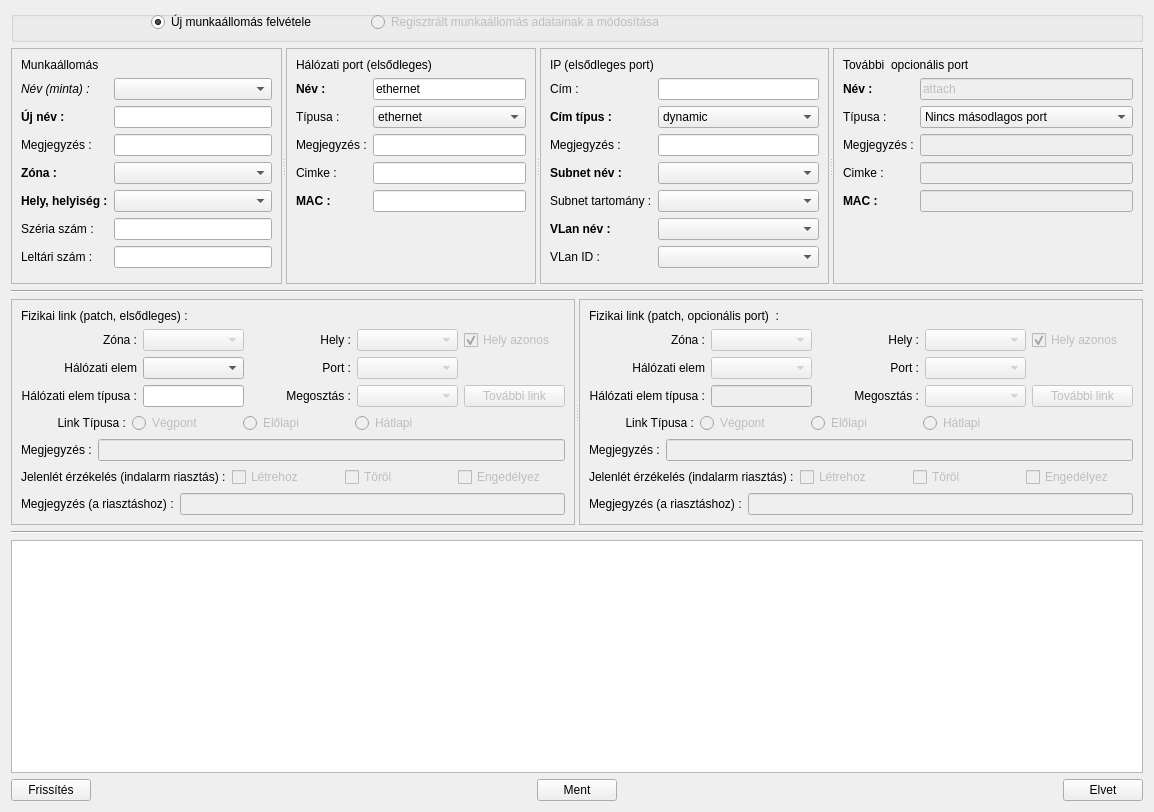
First picture: the form in lv2g/wstform.ui, repository csikfer/lanview2, before the edit.
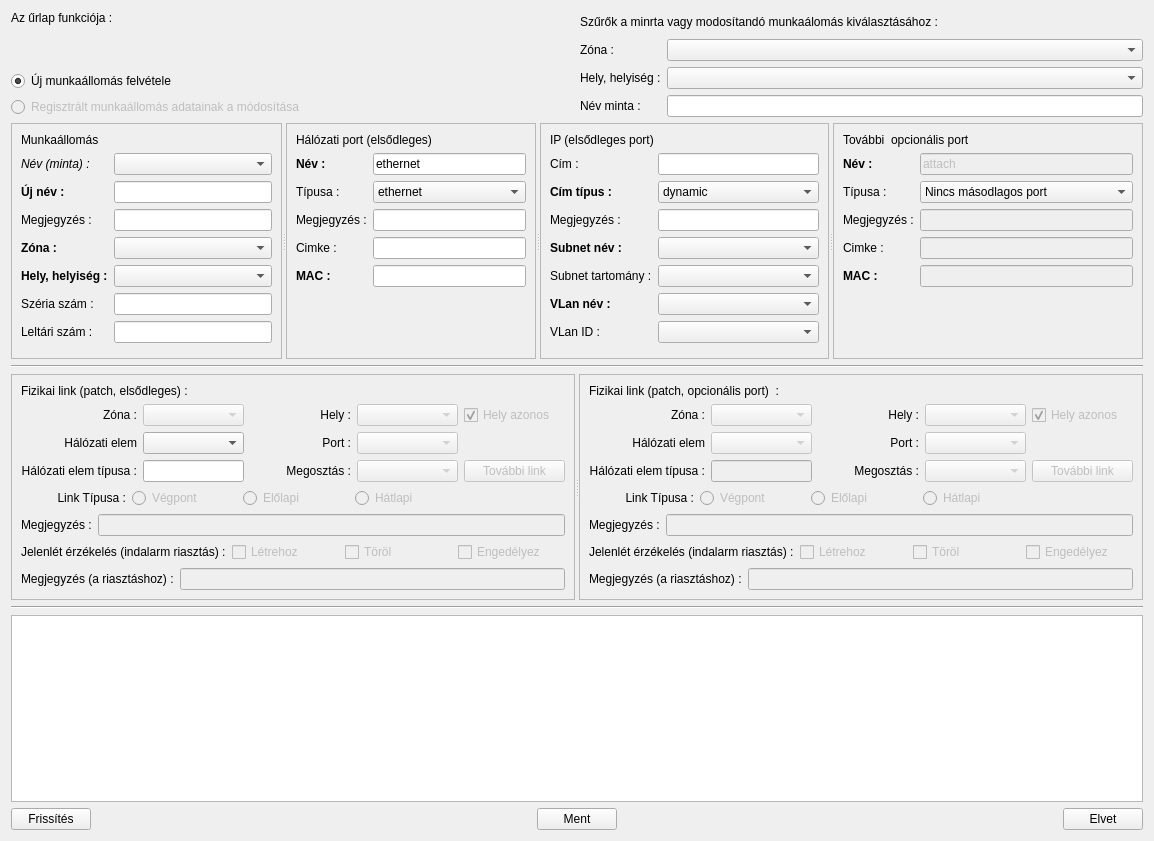
Second picture: the form after the edit.

Commit message: Hibajavítások... Adatbázis verzió ellenörzése. Munkaállomás űrlap, folytatás...

Diff of the .ui file:
```diff
--- a/lv2g/wstform.ui
+++ b/lv2g/wstform.ui
@@ -7,27 +7,39 @@
     <x>0</x>
     <y>0</y>
     <width>1154</width>
-    <height>812</height>
+    <height>841</height>
    </rect>
   </property>
   <property name="windowTitle">
    <string>Form</string>
   </property>
-  <layout class="QVBoxLayout" name="verticalLayout_3">
+  <layout class="QVBoxLayout" name="verticalLayout_5" stretch="0,0,0,0,0,1,0">
    <item>
-    <widget class="QGroupBox" name="groupBoxNewOrMod">
-     <property name="title">
-      <string/>
-     </property>
+    <layout class="QHBoxLayout" name="horizontalLayout" stretch="1,1">
+     <item>
+      <layout class="QVBoxLayout" name="verticalLayout_4">
+       <item>
+        <widget class="QLabel" name="labelNewMod">
+         <property name="text">
+          <string>Az űrlap funkciója :</string>
+         </property>
+        </widget>
+       </item>
+       <item>
+        <spacer name="verticalSpacer_5">
+         <property name="orientation">
+          <enum>Qt::Vertical</enum>
+         </property>
+         <property name="sizeHint" stdset="0">
+          <size>
+           <width>20</width>
+           <height>40</height>
+          </size>
+         </property>
+        </spacer>
+       </item>
+       <item>
      <widget class="QRadioButton" name="radioButtonNew">
-      <property name="geometry">
-       <rect>
-        <x>140</x>
-        <y>0</y>
-        <width>211</width>
-        <height>22</height>
-       </rect>
-      </property>
       <property name="text">
        <string>Új munkaállomás felvétele</string>
       </property>
@@ -35,23 +47,73 @@
        <bool>true</bool>
       </property>
      </widget>
+       </item>
+       <item>
      <widget class="QRadioButton" name="radioButtonMod">
       <property name="enabled">
        <bool>false</bool>
       </property>
-      <property name="geometry">
-       <rect>
-        <x>360</x>
-        <y>0</y>
-        <width>411</width>
-        <height>22</height>
-       </rect>
-      </property>
       <property name="text">
        <string>Regisztrált munkaállomás adatainak a módosítása</string>
       </property>
      </widget>
-    </widget>
+       </item>
+      </layout>
+     </item>
+     <item>
+      <layout class="QVBoxLayout" name="verticalLayoutFilter">
+       <item>
+        <widget class="QLabel" name="label_4">
+         <property name="text">
+          <string>Szűrők a minrta vagy modosítandó munkaálomás kiválasztásához :</string>
+         </property>
+        </widget>
+       </item>
+       <item>
+        <layout class="QFormLayout" name="formLayoutFilter">
+         <item row="0" column="0">
+          <widget class="QLabel" name="labelFilterZone">
+           <property name="text">
+            <string>Zóna :</string>
+           </property>
+          </widget>
+         </item>
+         <item row="0" column="1">
+          <widget class="QComboBox" name="comboBoxFilterZone">
+           <property name="enabled">
+            <bool>true</bool>
+           </property>
+          </widget>
+         </item>
+         <item row="1" column="0">
+          <widget class="QLabel" name="labelFilterPlace">
+           <property name="text">
+            <string>Hely, helyiség :</string>
+           </property>
+          </widget>
+         </item>
+         <item row="1" column="1">
+          <widget class="QComboBox" name="comboBoxFilterPlace">
+           <property name="enabled">
+            <bool>true</bool>
+           </property>
+          </widget>
+         </item>
+         <item row="2" column="0">
+          <widget class="QLabel" name="labelFilterPattern">
+           <property name="text">
+            <string>Név minta :</string>
+           </property>
+          </widget>
+         </item>
+         <item row="2" column="1">
+          <widget class="QLineEdit" name="lineEditFilterPattern"/>
+         </item>
+        </layout>
+       </item>
+      </layout>
+     </item>
+    </layout>
    </item>
    <item>
     <widget class="QSplitter" name="splitterWorkstation">
@@ -1316,6 +1378,23 @@
     </layout>
    </item>
   </layout>
+  <zorder>splitterWorkstation</zorder>
+  <zorder>line_2</zorder>
+  <zorder>splitterLink</zorder>
+  <zorder>line</zorder>
+  <zorder>textEditMsg</zorder>
+  <zorder>radioButtonNew</zorder>
+  <zorder>radioButtonMod</zorder>
+  <zorder>pushButtonCancel</zorder>
+  <zorder>comboBoxFilterZone</zorder>
+  <zorder>labelFilterZone</zorder>
+  <zorder>comboBoxFilterPlace</zorder>
+  <zorder>labelFilterPlace</zorder>
+  <zorder>labelFilterPattern</zorder>
+  <zorder>lineEditFilterPattern</zorder>
+  <zorder>label_4</zorder>
+  <zorder>labelNewMod</zorder>
+  <zorder>verticalSpacer_5</zorder>
  </widget>
  <tabstops>
   <tabstop>radioButtonNew</tabstop>
```
Left out of the diff: 2 changed lines with no effect on the pictures. Lines whose indentation alone changed are shown as unchanged. The commit also changes 7 other files.
